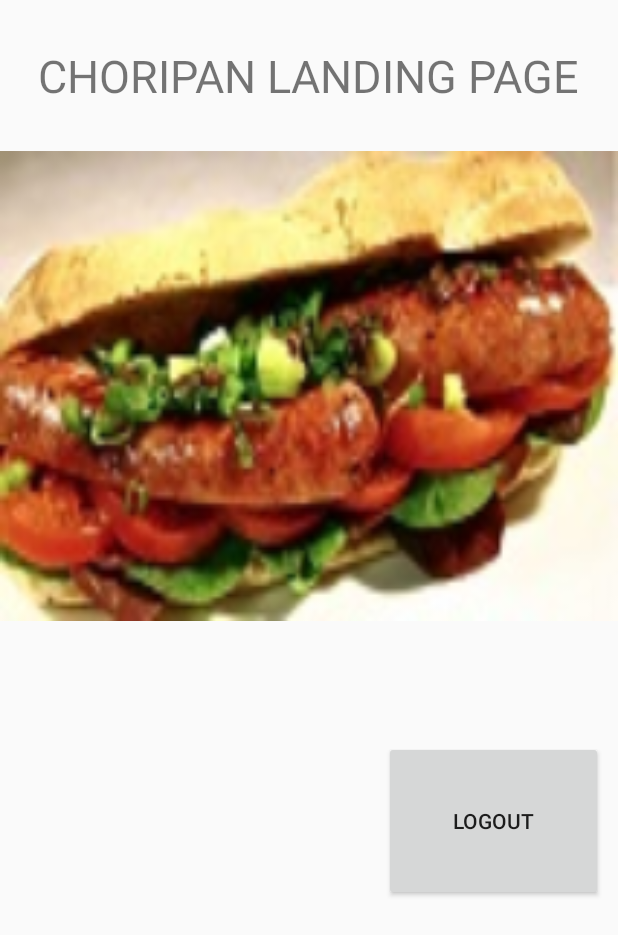
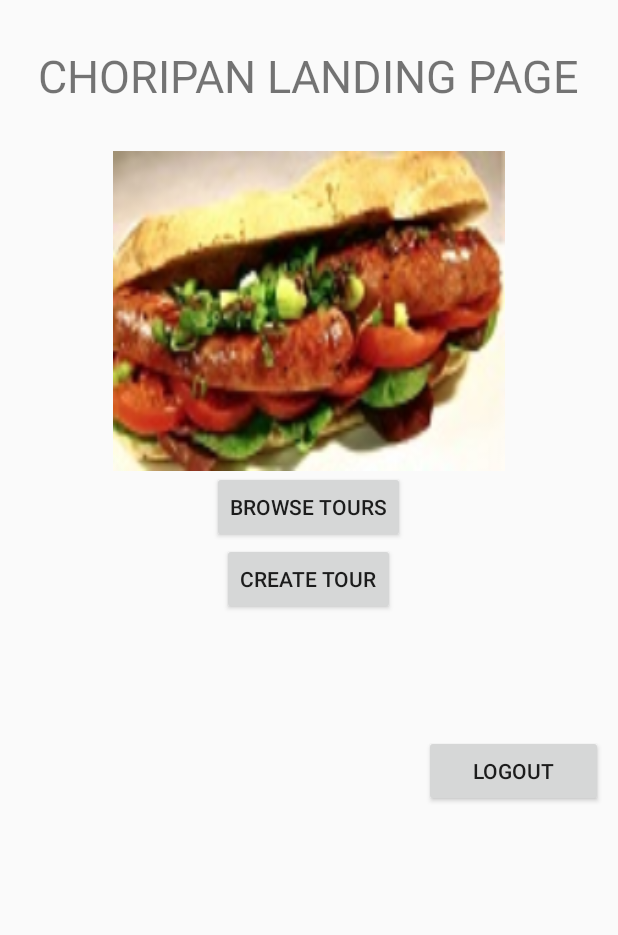
Before and after one commit to nbkm8y5/Tour-Guide-0.31AL, an Android app: the Landing_Page screen opened directly, with no data from a screen before it, on a phone screen of 412 x 824 dp. Shown: the top 935 px of the screen. Run offline under Robolectric (Android 15) with nearby library versions, the phone set to English and light mode, and no system bars.

Commit message:
Code for Landing_page.java
Note: other pages updated for testing.

```diff
--- a/app/src/main/AndroidManifest.xml
+++ b/app/src/main/AndroidManifest.xml
@@ -22,6 +22,8 @@
         <activity android:name="presentation_layer.Landing_Page"/>
         <activity android:name="presentation_layer.SignUp_Page"/>
         <activity android:name="presentation_layer.VerificationActivity"/>
+        <activity android:name="presentation_layer.Create_Tour"/>
+        <activity android:name="presentation_layer.Browse_Tours"/>
     </application>
 
 </manifest>
--- a/app/src/main/java/presentation_layer/Landing_Page.java
+++ b/app/src/main/java/presentation_layer/Landing_Page.java
@@ -1,6 +1,7 @@
 package presentation_layer;
 
 import android.app.Activity;
+import android.content.Intent;
 import android.os.Bundle;
 import android.view.View;
 import android.widget.Button;
@@ -15,6 +16,7 @@ public class Landing_Page extends Activity {
 
     /**
      *
+     * Modified by: Kathryn Bello - 7/21/2016
      * @param savedInstanceState
      */
     @Override
@@ -23,6 +25,8 @@ public class Landing_Page extends Activity {
         super.onCreate(savedInstanceState);
         setContentView(R.layout.landing);
         Button logoutButton = (Button) (findViewById(R.id.logoutButton));
+        Button createTourButton = (Button) findViewById(R.id.createTourButton);
+        Button browseToursButton = (Button) findViewById(R.id.browseToursButton);
 
         logoutButton.setOnClickListener(new View.OnClickListener() {
             @Override
@@ -32,7 +36,19 @@ public class Landing_Page extends Activity {
             }
         });
 
+        createTourButton.setOnClickListener(new View.OnClickListener() {
+            public void onClick(View v) {
+                goToCreateTour();
+            }
+        });
+
+        browseToursButton.setOnClickListener(new View.OnClickListener() {
+            public void onClick(View v) {
+                goToBrowseTours();
+            }
+        });
     }
+
     /*
     Android activities are stored in the activity stack.
     Since we called this activity (which is LandingPage) using finish function takes you back to the previous activity which is login.
@@ -42,4 +58,20 @@ public class Landing_Page extends Activity {
     private void logoutRedirect() {
         finish();
     }
+
+    /**
+     *
+     */
+    private void goToCreateTour() {
+        Intent createTourPage = new Intent(this, Create_Tour.class);
+        startActivity(createTourPage);
+    }
+
+    /**
+     *
+     */
+    private void goToBrowseTours() {
+        Intent browseToursPage = new Intent(this, Browse_Tours.class);
+        startActivity(browseToursPage);
+    }
 }
--- a/app/src/main/res/layout/landing.xml
+++ b/app/src/main/res/layout/landing.xml
@@ -22,25 +22,41 @@
             android:layout_marginBottom="30dp" />
 
         <ImageView
-            android:layout_width="match_parent"
-            android:layout_height="313dp"
+            android:layout_width="261dp"
+            android:layout_height="137dp"
             android:id="@+id/imageView6"
             android:background="@drawable/cho"
             android:cropToPadding="false"
             android:focusable="false"
             android:focusableInTouchMode="false"
             android:adjustViewBounds="false"
+            android:layout_gravity="center_horizontal"
+            android:layout_weight="0.21" />
+
+        <Button
+            style="?android:attr/buttonStyleSmall"
+            android:layout_width="wrap_content"
+            android:layout_height="wrap_content"
+            android:text="Browse Tours"
+            android:id="@+id/browseToursButton"
             android:layout_gravity="center_horizontal" />
 
         <Button
-            android:layout_width="146dp"
+            style="?android:attr/buttonStyleSmall"
+            android:layout_width="wrap_content"
+            android:layout_height="wrap_content"
+            android:text="Create Tour"
+            android:id="@+id/createTourButton"
+            android:layout_gravity="center_horizontal" />
+
+        <Button
+            android:layout_width="119dp"
             android:layout_height="wrap_content"
             android:text="Logout"
             android:id="@+id/logoutButton"
-            android:layout_gravity="right"
-            android:layout_weight="0.21"
             android:layout_marginTop="80dp"
-            android:layout_marginRight="10dp" />
+            android:layout_marginRight="10dp"
+            android:layout_gravity="right" />
 
     </LinearLayout>
 </RelativeLayout>
```
Also changed, not shown: app/src/main/java/data_access_layer/DatabaseUpdate.java (+26 -0 lines), app/src/main/java/presentation_layer/Browse_Tours.java (+16 -3 lines), app/src/main/java/presentation_layer/Create_Tour.java (+16 -3 lines).
